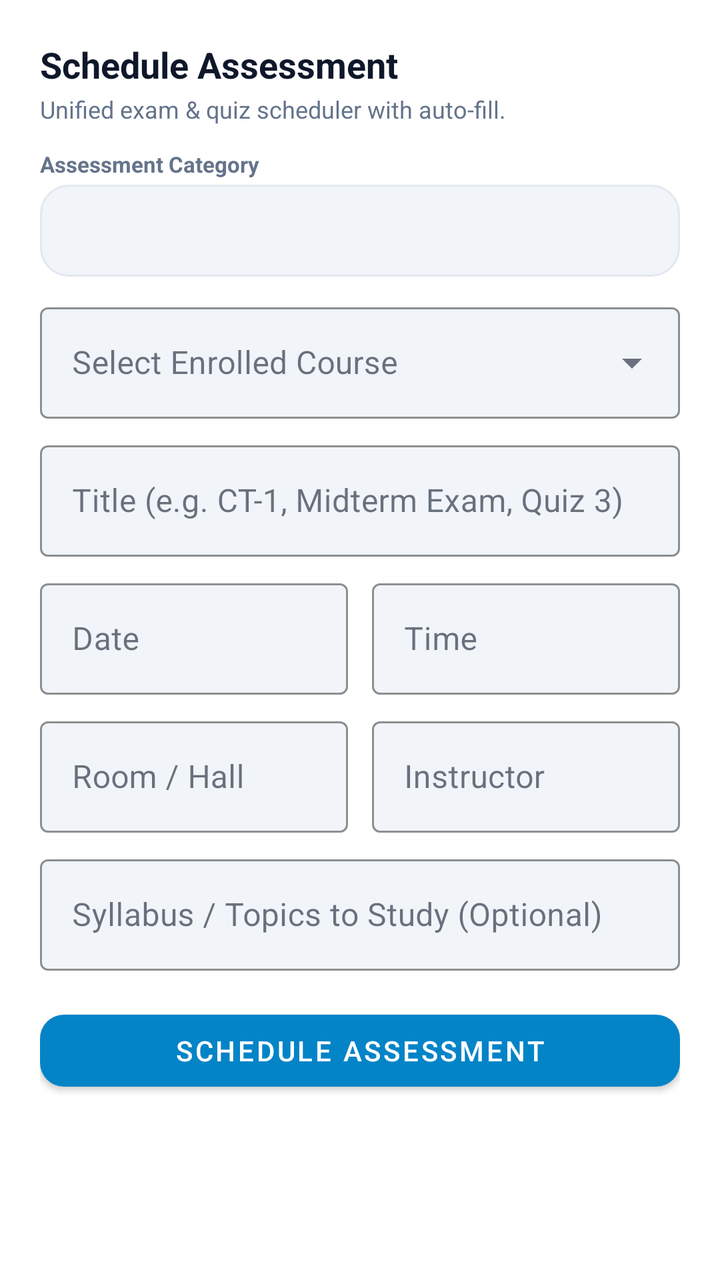
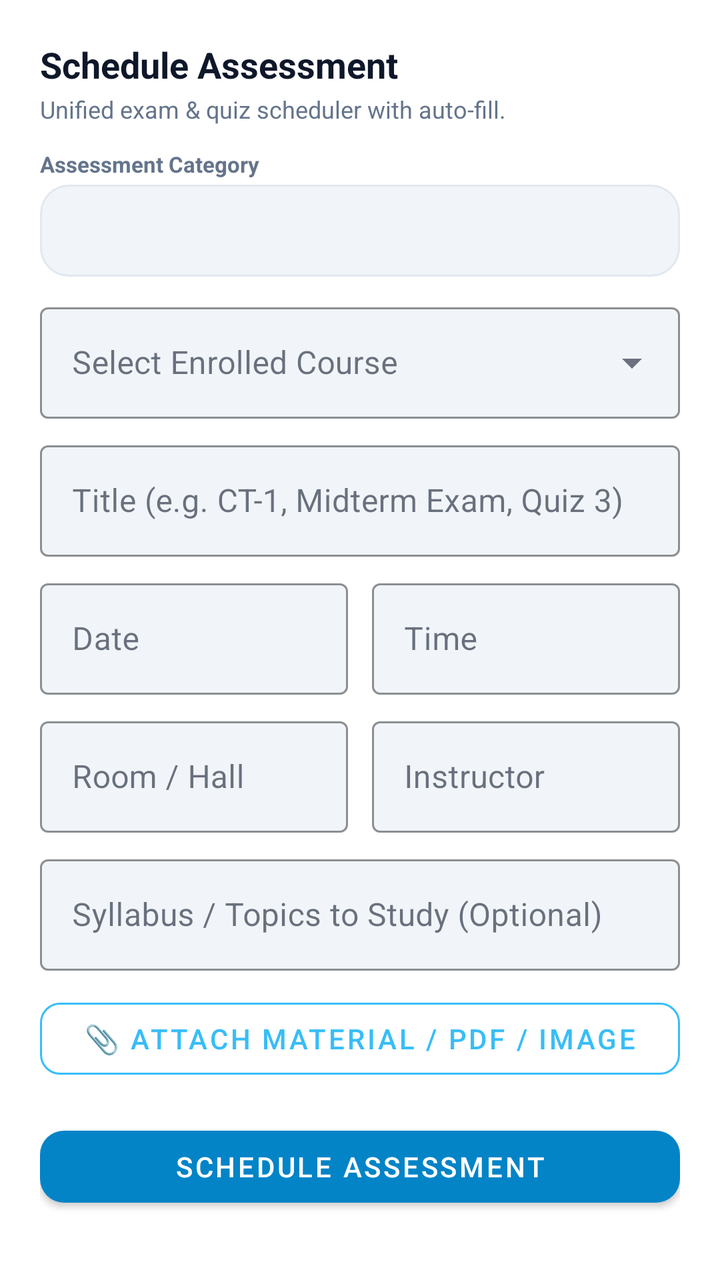

Before-and-after screenshots of an Android layout around one commit, followed by the original layout XML and the change that was made.
<!-- AndroidManifest.xml: application theme Theme.LifeSync -->
<!-- res/layout/dialog_schedule_assessment.xml -->
<?xml version="1.0" encoding="utf-8"?>
<ScrollView xmlns:android="http://schemas.android.com/apk/res/android"
    xmlns:app="http://schemas.android.com/apk/res-auto"
    android:layout_width="match_parent"
    android:layout_height="wrap_content"
    android:fillViewport="true">

    <LinearLayout
        android:layout_width="match_parent"
        android:layout_height="wrap_content"
        android:background="?attr/colorSurface"
        android:elevation="8dp"
        android:orientation="vertical"
        android:padding="20dp">

        <TextView
            android:id="@+id/tvAssessmentDialogTitle"
            android:layout_width="wrap_content"
            android:layout_height="wrap_content"
            android:text="Schedule Assessment"
            android:textColor="@color/text_primary"
            android:textSize="18sp"
            android:textStyle="bold" />

        <TextView
            android:id="@+id/tvAssessmentDialogSubtitle"
            android:layout_width="wrap_content"
            android:layout_height="wrap_content"
            android:layout_marginTop="2dp"
            android:text="Unified exam &amp; quiz scheduler with auto-fill."
            android:textColor="@color/text_secondary"
            android:textSize="12sp" />

        
        <TextView
            android:layout_width="wrap_content"
            android:layout_height="wrap_content"
            android:layout_marginTop="12dp"
            android:text="Assessment Category"
            android:textColor="@color/text_secondary"
            android:textSize="11sp"
            android:textStyle="bold" />

        <Spinner
            android:id="@+id/spAssessmentType"
            android:layout_width="match_parent"
            android:layout_height="46dp"
            android:layout_marginTop="3dp"
            android:background="@drawable/bg_chip_unselected" />

        
        <com.google.android.material.textfield.TextInputLayout
            android:id="@+id/tilAssessmentSubject"
            style="@style/Widget.MaterialComponents.TextInputLayout.OutlinedBox.ExposedDropdownMenu"
            android:layout_width="match_parent"
            android:layout_height="wrap_content"
            android:layout_marginTop="10dp"
            app:boxBackgroundColor="@color/surface_variant"
            app:boxStrokeColor="@color/card_stroke_bright"
            android:hint="Select Enrolled Course">

            <AutoCompleteTextView
                android:id="@+id/actvAssessmentSubject"
                android:layout_width="match_parent"
                android:layout_height="wrap_content"
                android:inputType="text"
                android:textColor="?attr/colorOnSurface" />
        </com.google.android.material.textfield.TextInputLayout>

        
        <com.google.android.material.textfield.TextInputLayout
            android:id="@+id/tilAssessmentTitle"
            style="@style/Widget.MaterialComponents.TextInputLayout.OutlinedBox"
            android:layout_width="match_parent"
            android:layout_height="wrap_content"
            android:layout_marginTop="8dp"
            app:boxBackgroundColor="@color/surface_variant"
            app:boxStrokeColor="@color/card_stroke_bright"
            android:hint="Title (e.g. CT-1, Midterm Exam, Quiz 3)">

            <com.google.android.material.textfield.TextInputEditText
                android:id="@+id/etAssessmentTitle"
                android:layout_width="match_parent"
                android:layout_height="wrap_content"
                android:textColor="?attr/colorOnSurface"
                android:textColorHint="?android:attr/textColorSecondary" />
        </com.google.android.material.textfield.TextInputLayout>

        
        <LinearLayout
            android:layout_width="match_parent"
            android:layout_height="wrap_content"
            android:layout_marginTop="8dp"
            android:orientation="horizontal">

            <com.google.android.material.textfield.TextInputLayout
                style="@style/Widget.MaterialComponents.TextInputLayout.OutlinedBox"
                android:layout_width="0dp"
                android:layout_height="wrap_content"
                android:layout_marginEnd="6dp"
                android:layout_weight="1"
                app:boxBackgroundColor="@color/surface_variant"
                app:boxStrokeColor="@color/card_stroke_bright"
                android:hint="Date">

                <com.google.android.material.textfield.TextInputEditText
                    android:id="@+id/etAssessmentDate"
                    android:layout_width="match_parent"
                    android:layout_height="wrap_content"
                    android:clickable="true"
                    android:cursorVisible="false"
                    android:focusable="false"
                    android:textColor="?attr/colorOnSurface"
                    android:textColorHint="?android:attr/textColorSecondary" />
            </com.google.android.material.textfield.TextInputLayout>

            <com.google.android.material.textfield.TextInputLayout
                style="@style/Widget.MaterialComponents.TextInputLayout.OutlinedBox"
                android:layout_width="0dp"
                android:layout_height="wrap_content"
                android:layout_marginStart="6dp"
                android:layout_weight="1"
                app:boxBackgroundColor="@color/surface_variant"
                app:boxStrokeColor="@color/card_stroke_bright"
                android:hint="Time">

                <com.google.android.material.textfield.TextInputEditText
                    android:id="@+id/etAssessmentTime"
                    android:layout_width="match_parent"
                    android:layout_height="wrap_content"
                    android:clickable="true"
                    android:cursorVisible="false"
                    android:focusable="false"
                    android:textColor="?attr/colorOnSurface"
                    android:textColorHint="?android:attr/textColorSecondary" />
            </com.google.android.material.textfield.TextInputLayout>
        </LinearLayout>

        
        <LinearLayout
            android:layout_width="match_parent"
            android:layout_height="wrap_content"
            android:layout_marginTop="8dp"
            android:orientation="horizontal">

            <com.google.android.material.textfield.TextInputLayout
                style="@style/Widget.MaterialComponents.TextInputLayout.OutlinedBox"
                android:layout_width="0dp"
                android:layout_height="wrap_content"
                android:layout_marginEnd="6dp"
                android:layout_weight="1"
                app:boxBackgroundColor="@color/surface_variant"
                app:boxStrokeColor="@color/card_stroke_bright"
                android:hint="Room / Hall">

                <com.google.android.material.textfield.TextInputEditText
                    android:id="@+id/etAssessmentRoom"
                    android:layout_width="match_parent"
                    android:layout_height="wrap_content"
                    android:textColor="?attr/colorOnSurface"
                    android:textColorHint="?android:attr/textColorSecondary" />
            </com.google.android.material.textfield.TextInputLayout>

            <com.google.android.material.textfield.TextInputLayout
                style="@style/Widget.MaterialComponents.TextInputLayout.OutlinedBox"
                android:layout_width="0dp"
                android:layout_height="wrap_content"
                android:layout_marginStart="6dp"
                android:layout_weight="1"
                app:boxBackgroundColor="@color/surface_variant"
                app:boxStrokeColor="@color/card_stroke_bright"
                android:hint="Instructor">

                <com.google.android.material.textfield.TextInputEditText
                    android:id="@+id/etAssessmentTeacher"
                    android:layout_width="match_parent"
                    android:layout_height="wrap_content"
                    android:textColor="?attr/colorOnSurface"
                    android:textColorHint="?android:attr/textColorSecondary" />
            </com.google.android.material.textfield.TextInputLayout>
        </LinearLayout>

        
        <com.google.android.material.textfield.TextInputLayout
            style="@style/Widget.MaterialComponents.TextInputLayout.OutlinedBox"
            android:layout_width="match_parent"
            android:layout_height="wrap_content"
            android:layout_marginTop="8dp"
            app:boxBackgroundColor="@color/surface_variant"
            app:boxStrokeColor="@color/card_stroke_bright"
            android:hint="Syllabus / Topics to Study (Optional)">

            <com.google.android.material.textfield.TextInputEditText
                android:id="@+id/etAssessmentSyllabus"
                android:layout_width="match_parent"
                android:layout_height="wrap_content"
                android:textColor="?attr/colorOnSurface"
                android:textColorHint="?android:attr/textColorSecondary" />
        </com.google.android.material.textfield.TextInputLayout>

        
        <com.google.android.material.button.MaterialButton
            android:id="@+id/btnSaveAssessment"
            android:layout_width="match_parent"
            android:layout_height="48dp"
            android:layout_marginTop="16dp"
            android:text="Schedule Assessment"
            app:cornerRadius="12dp" />

    </LinearLayout>
</ScrollView>
<!-- resources referenced by this layout -->
<resources>
  <color name="card_stroke_bright">#CBD5E1</color>
  <color name="surface_variant">#F1F5F9</color>
  <color name="text_primary">#0F172A</color>
  <color name="text_secondary">#64748B</color>
  <!-- drawable bg_chip_unselected (drawable) -->
  <?xml version="1.0" encoding="utf-8"?>
  <shape xmlns:android="http://schemas.android.com/apk/res/android"
      android:shape="rectangle">
      <solid android:color="@color/surface_variant" />
      <corners android:radius="14dp" />
      <stroke
          android:width="1dp"
          android:color="@color/card_stroke" />
  </shape>
  <color name="card_stroke">#E2E8F0</color>
  <color name="primary">#0284C7</color>
  <color name="primary_variant">#0369A1</color>
  <color name="on_primary">#FFFFFF</color>
  <color name="secondary">#7C3AED</color>
  <color name="secondary_variant">#6D28D9</color>
  <color name="on_secondary">#FFFFFF</color>
  <color name="surface">#FFFFFF</color>
  <color name="background">#F8FAFC</color>
  <style name="CardElevationRounded" parent="Widget.MaterialComponents.CardView">
          <item name="cardCornerRadius">22dp</item>
          <item name="cardElevation">2dp</item>
          <item name="strokeWidth">1dp</item>
          <item name="strokeColor">@color/card_stroke</item>
          <item name="cardBackgroundColor">@color/surface_card</item>
      </style>
  <style name="DuoRhythmTextView" parent="android:Widget.TextView">
          <item name="android:lineSpacingExtra">2dp</item>
          <item name="android:fontFamily">sans-serif</item>
          <item name="android:includeFontPadding">true</item>
      </style>
  <style name="DuoRhythmEditText" parent="android:Widget.EditText">
          <item name="android:lineSpacingExtra">2dp</item>
          <item name="android:fontFamily">sans-serif</item>
          <item name="android:includeFontPadding">true</item>
          <item name="android:textColor">@color/text_primary</item>
          <item name="android:textColorHint">@color/text_secondary</item>
      </style>
  <color name="surface_card">#FFFFFF</color>
  <!-- unchanged entries left out for length: 1 -->
</resources>

<!-- the commit's change to res/layout/dialog_schedule_assessment.xml (unified diff, before → after) -->
@@ -200,6 +200,59 @@
 
         
         <com.google.android.material.button.MaterialButton
+            android:id="@+id/btnAttachAssessmentFile"
+            style="@style/Widget.MaterialComponents.Button.OutlinedButton"
+            android:layout_width="match_parent"
+            android:layout_height="48dp"
+            android:layout_marginTop="10dp"
+            android:text="📎 Attach Material / PDF / Image"
+            android:textColor="#38BDF8"
+            app:cornerRadius="10dp"
+            app:strokeColor="#38BDF8" />
+
+        
+        <LinearLayout
+            android:id="@+id/layoutAttachmentPreview"
+            android:layout_width="match_parent"
+            android:layout_height="wrap_content"
+            android:layout_marginTop="8dp"
+            android:background="@drawable/bg_glass_squircle_action"
+            android:gravity="center_vertical"
+            android:orientation="horizontal"
+            android:paddingHorizontal="12dp"
+            android:paddingVertical="8dp"
+            android:visibility="gone">
+
+            <ImageView
+                android:layout_width="22dp"
+                android:layout_height="22dp"
+                android:src="@drawable/ic_file"
+                app:tint="#38BDF8" />
+
+            <TextView
+                android:id="@+id/tvAttachmentFileName"
+                android:layout_width="0dp"
+                android:layout_height="wrap_content"
+                android:layout_marginStart="10dp"
+                android:layout_weight="1"
+                android:ellipsize="end"
+                android:maxLines="1"
+                android:textColor="@color/text_primary"
+                android:textSize="13sp"
+                android:textStyle="bold" />
+
+            <ImageButton
+                android:id="@+id/btnRemoveAttachment"
+                android:layout_width="32dp"
+                android:layout_height="32dp"
+                android:background="?attr/selectableItemBackgroundBorderless"
+                android:contentDescription="Remove Attachment"
+                android:src="@drawable/ic_close"
+                app:tint="#EF4444" />
+        </LinearLayout>
+
+        
+        <com.google.android.material.button.MaterialButton
             android:id="@+id/btnSaveAssessment"
             android:layout_width="match_parent"
             android:layout_height="48dp"
<!-- resource entries referenced after the edit -->
@@ -14,6 +14,40 @@
           android:width="1dp"
           android:color="@color/card_stroke" />
   </shape>
+  <!-- drawable bg_glass_squircle_action (drawable) -->
+  <?xml version="1.0" encoding="utf-8"?>
+  <ripple xmlns:android="http://schemas.android.com/apk/res/android"
+      android:color="#200284C7">
+      <item>
+          <shape android:shape="rectangle">
+              <corners android:radius="16dp" />
+              <solid android:color="@color/surface_variant" />
+              <stroke
+                  android:width="1dp"
+                  android:color="@color/card_stroke" />
+          </shape>
+      </item>
+  </ripple>
+  <!-- drawable ic_close (drawable) -->
+  <vector xmlns:android="http://schemas.android.com/apk/res/android"
+      android:width="24dp"
+      android:height="24dp"
+      android:viewportWidth="24"
+      android:viewportHeight="24">
+      <path
+          android:fillColor="#000000"
+          android:pathData="M19,6.41L17.59,5 12,10.59 6.41,5 5,6.41 10.59,12 5,17.59 6.41,19 12,13.41 17.59,19 19,17.59 13.41,12z"/>
+  </vector>
+  <!-- drawable ic_file (drawable) -->
+  <vector xmlns:android="http://schemas.android.com/apk/res/android"
+      android:width="24dp"
+      android:height="24dp"
+      android:viewportWidth="24"
+      android:viewportHeight="24">
+      <path
+          android:fillColor="#FFFFFFFF"
+          android:pathData="M14,2H6c-1.1,0 -1.99,0.9 -1.99,2L4,20c0,1.1 0.89,2 1.99,2H18c1.1,0 2,-0.9 2,-2V8l-6,-6zm2,16H8v-2h8v2zm0,-4H8v-2h8v2zm-3,-5V3.5L18.5,9H13z"/>
+  </vector>
   <color name="card_stroke">#E2E8F0</color>
   <color name="primary">#0284C7</color>
   <color name="primary_variant">#0369A1</color>
